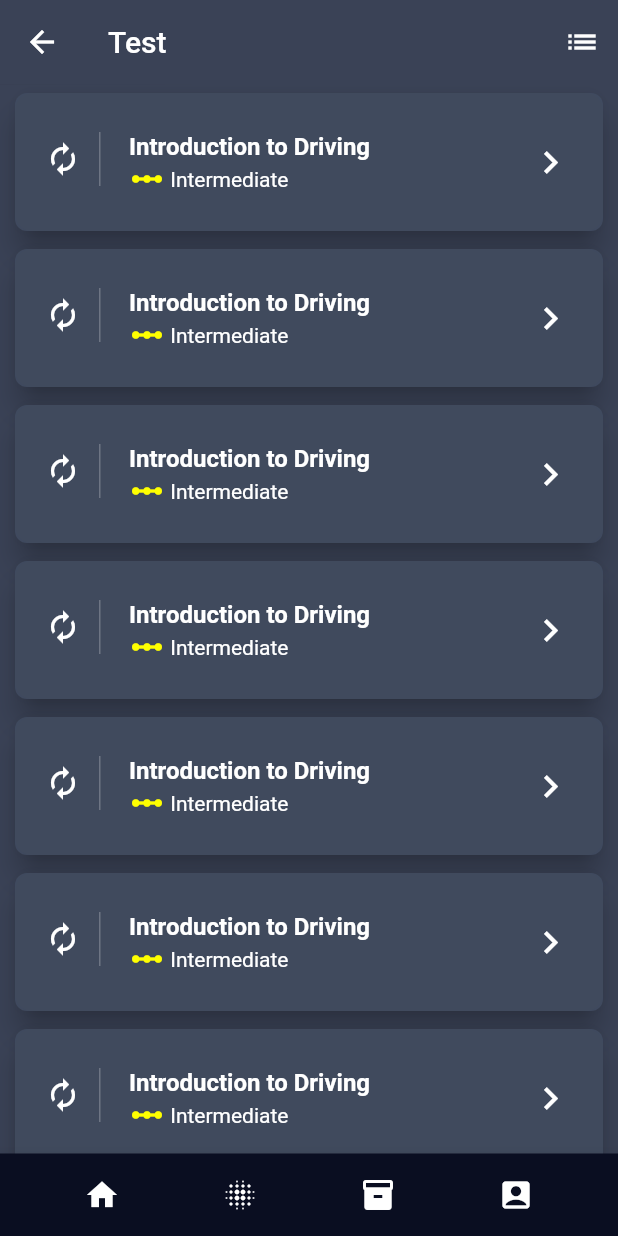
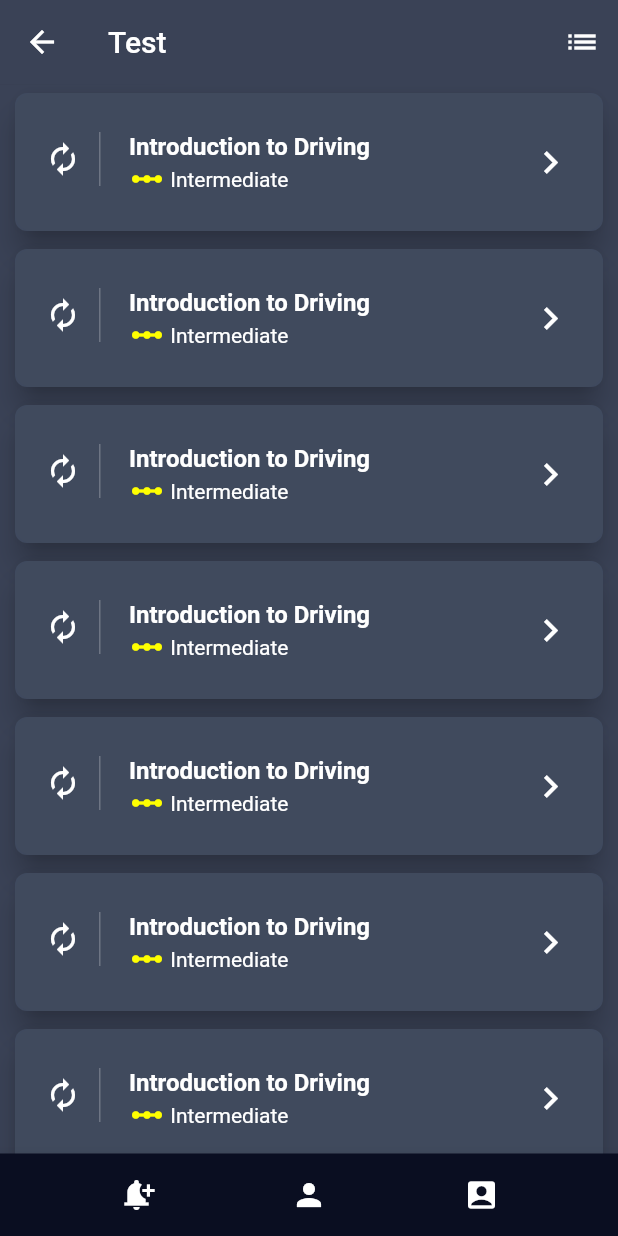
Before and after one commit to sumanbaul/Stheer, a Flutter app: the TestPage screen opened by its route, on a phone screen of 412 x 824 dp. Run offline on Flutter 3.47's test engine with Material 2 defaults, Android fonts, the phone set to English and light mode, and no system bars; our stand-ins replace firebase_auth, firebase_core, font_awesome_flutter, google_sign_in, sqflite; missing offline and left inert: device_apps, flutter_notification_listener, sticky_grouped_list; accounts and stored records are empty.

Commit message:
bottom bar 4 buttons to 3 change

```diff
--- a/lib/widgets/BottomBar.dart
+++ b/lib/widgets/BottomBar.dart
@@ -10,24 +10,24 @@ class BottomBar {
           mainAxisAlignment: MainAxisAlignment.spaceEvenly,
           children: <Widget>[
             IconButton(
-              icon: Icon(Icons.home, color: Colors.white),
+              icon: Icon(Icons.notification_add, color: Colors.white),
               onPressed: () {
                 Navigator.popAndPushNamed(context, '/'
                     //NotificationsLog(title: "Notifoo"),
                     );
               },
             ),
+            // IconButton(
+            //   icon: Icon(Icons.blur_on, color: Colors.white),
+            //   onPressed: () {
+            //     Navigator.popAndPushNamed(context, '/second'
+            //         //   MaterialPageRoute(
+            //         //       builder: (context) => TestPage(title: "Test Page")),
+            //         );
+            //   },
+            // ),
             IconButton(
-              icon: Icon(Icons.blur_on, color: Colors.white),
-              onPressed: () {
-                Navigator.popAndPushNamed(context, '/second'
-                    //   MaterialPageRoute(
-                    //       builder: (context) => TestPage(title: "Test Page")),
-                    );
-              },
-            ),
-            IconButton(
-              icon: Icon(Icons.inventory, color: Colors.white),
+              icon: Icon(Icons.person, color: Colors.white),
               onPressed: () {
                 Navigator.popAndPushNamed(context, '/profile');
               },
```
